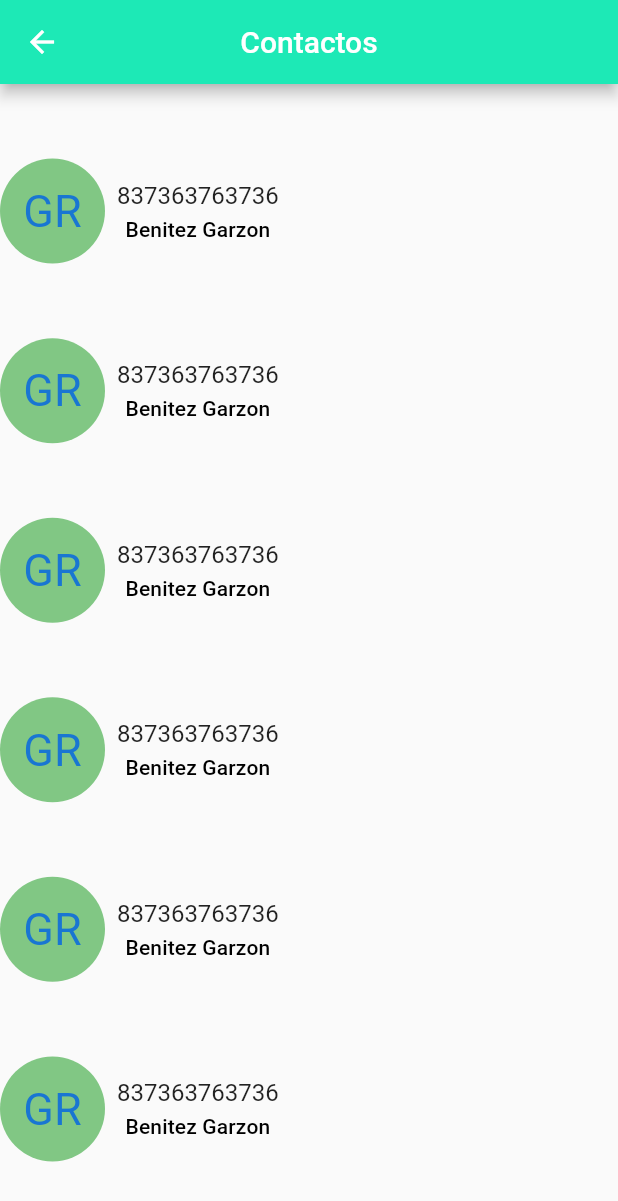
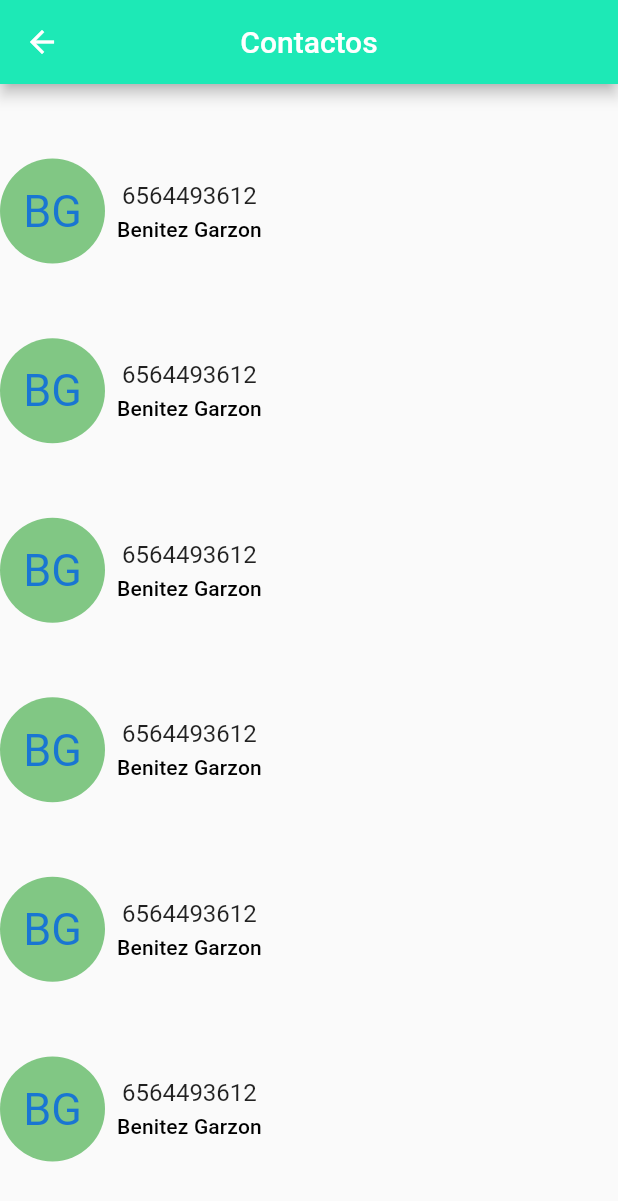
Before and after one commit to vianeyalejandra03/ruta_de_paginas, a Flutter app: the CirclePage screen opened by its route, on a phone screen of 412 x 824 dp. Shown: the top 1201 px of the screen. Run offline on Flutter 3.47's test engine with Material 2 defaults, Android fonts, the phone set to English and light mode, and no system bars.

```diff
--- a/lib/src/pages/circle_page.dart
+++ b/lib/src/pages/circle_page.dart
@@ -34,7 +34,7 @@ class CirclePage extends StatelessWidget {
           child: CircleAvatar(
             backgroundColor: Colors.green[300],
             child: Text(
-              'GR',
+              'BG',
               style: TextStyle(fontSize: 30),
             ),
           ),
@@ -44,7 +44,7 @@ class CirclePage extends StatelessWidget {
           child: Column(
             children: <Widget>[
               Text(
-                '837363763736',
+                '6564493612',
                 style: Theme.of(context).textTheme.subtitle1,
               ),
               SizedBox(
```
Also changed, not shown: 1 other file.
